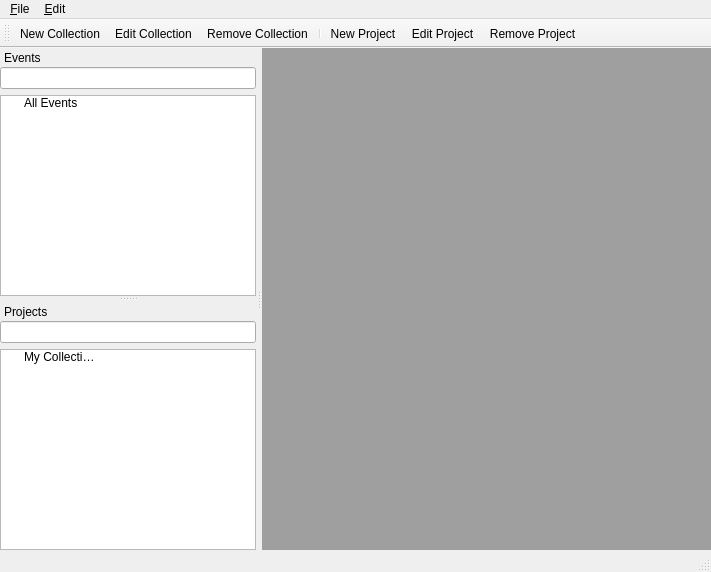
crazafimahatratra/golem, file mainwindow.ui: the form before one commit.
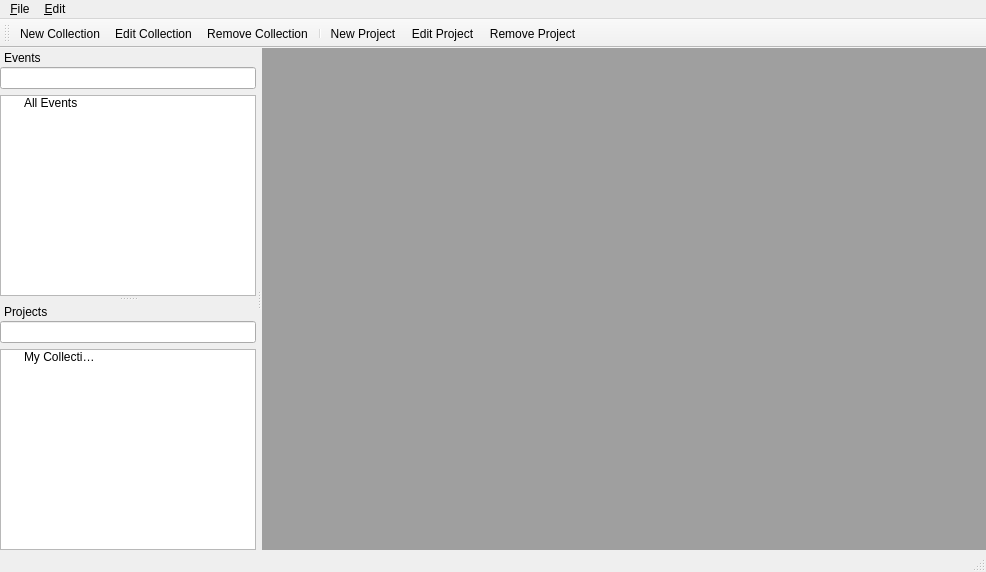
The form after the commit. Icons and pictures are not drawn.

```diff
--- a/mainwindow.ui
+++ b/mainwindow.ui
@@ -6,7 +6,7 @@
    <rect>
     <x>0</x>
     <y>0</y>
-    <width>711</width>
+    <width>986</width>
     <height>572</height>
    </rect>
   </property>
@@ -47,7 +47,7 @@
     <rect>
      <x>0</x>
      <y>0</y>
-     <width>711</width>
+     <width>986</width>
      <height>21</height>
     </rect>
    </property>
```
Left out of the diff: 13 changed lines with no effect on the pictures.
